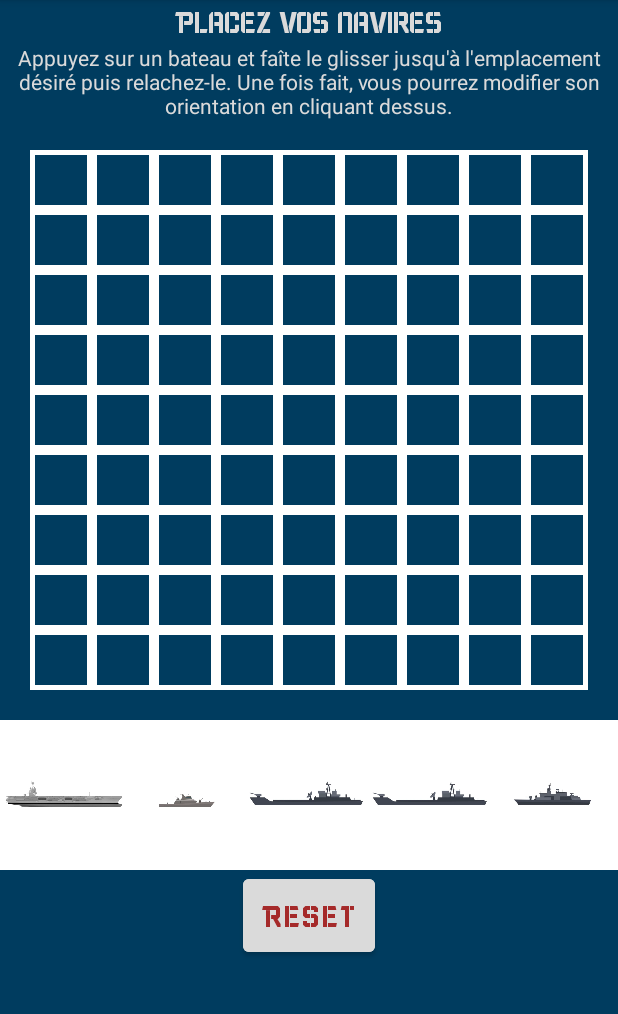
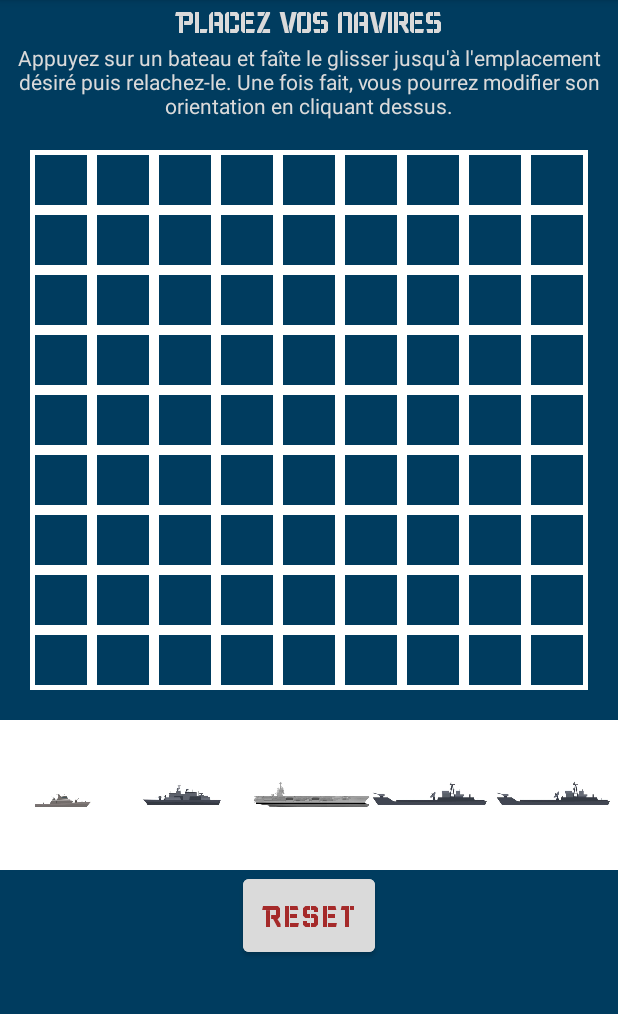
Before and after one commit to Manaaia/Bataille_navale, an Android app: the PlacementActivity screen opened directly, with no data from a screen before it, on a phone screen of 412 x 824 dp, the part 84-1098 px from its top. Run offline under Robolectric (Android 15) with nearby library versions, the phone set to English and light mode, and no system bars.

Commit message:
add Spans - PlacementActivity in progress (05112021)

```diff
--- a/app/build.gradle
+++ b/app/build.gradle
@@ -32,6 +32,7 @@ dependencies {
     implementation 'androidx.appcompat:appcompat:1.3.1'
     implementation 'com.google.android.material:material:1.4.0'
     implementation 'androidx.constraintlayout:constraintlayout:2.1.1'
+    implementation 'androidx.recyclerview:recyclerview:1.2.0'
     testImplementation 'junit:junit:4.+'
     androidTestImplementation 'androidx.test.ext:junit:1.1.3'
     androidTestImplementation 'androidx.test.espresso:espresso-core:3.4.0'
--- a/app/src/main/java/fr/afpa/bataille_navale/PlacementActivity.java
+++ b/app/src/main/java/fr/afpa/bataille_navale/PlacementActivity.java
@@ -2,6 +2,8 @@ package fr.afpa.bataille_navale;
 
 import androidx.appcompat.app.AppCompatActivity;
 import androidx.core.content.ContextCompat;
+import androidx.recyclerview.widget.GridLayoutManager;
+import androidx.recyclerview.widget.RecyclerView;
 
 import android.content.ClipData;
 import android.content.Context;
@@ -31,7 +33,8 @@ import android.widget.ImageView;
 import android.widget.LinearLayout;
 import android.widget.Toast;
 
-public class PlacementActivity extends AppCompatActivity {
+public class PlacementActivity extends AppCompatActivity  {
+
     private Boolean mDroppedIn = null;
     private View porte_avion;
     private View croiseur;
@@ -40,6 +43,7 @@ public class PlacementActivity extends AppCompatActivity {
     private View torpilleur;
     private Button button;
     private GridLayout gridStore;
+    private MyRecyclerViewAdapter adapter;
 
 
     @Override
@@ -75,15 +79,15 @@ public class PlacementActivity extends AppCompatActivity {
         layout.setRowCount(BoardSize.ROWS);
         layout.setColumnCount(BoardSize.COLUMNS);
 
-        for(int i = 0; i < 9; i++) {
+        for(int i = 1; i < BoardSize.ROWS; i++) {
             GridLayout.Spec rowSpec = GridLayout.spec(i, 1, 1);
-            for(int j = 0; j < 9; j++) {
+            for(int j = 1; j < BoardSize.COLUMNS; j++) {
                 GridLayout.Spec colSpec = GridLayout.spec(j, 1, 1);
                 LinearLayout linearLayout = new LinearLayout(new ContextThemeWrapper(this,R.style.Grid));
                 linearLayout.setLayoutParams(new ViewGroup.LayoutParams(0, 0));
-                //linearLayout.setOrientation(LinearLayout.HORIZONTAL);
+                linearLayout.setOrientation(LinearLayout.HORIZONTAL);
                 linearLayout.setId(R.id.row + i + R.id.col + j);
-                //linearLayout.setGravity(Gravity.FILL_HORIZONTAL);
+                linearLayout.setGravity(Gravity.FILL_HORIZONTAL);
                 linearLayout.setOnDragListener(new MyDragListener());
                 ImageView imageView = new ImageView(this);
                 imageView.setLayoutParams(new ViewGroup.LayoutParams(ViewGroup.LayoutParams.MATCH_PARENT, ViewGroup.LayoutParams.MATCH_PARENT));
@@ -98,6 +102,21 @@ public class PlacementActivity extends AppCompatActivity {
                 layout.addView(linearLayout, myGLP);
             }
         }
+
+        // data to populate the RecyclerView with
+        /*for(int i = 1; i <BoardSize.ROWS; i++) {
+            for(int j = 1; j < BoardSize.COLUMNS; j++) {
+
+            }
+        }*/
+       /*f String[] data = {"1", "2", "3", "4", "5", "6", "7", "8", "9", "10", "11", "12", "13", "14", "15", "16", "17", "18", "19", "20", "21", "22", "23", "24", "25", "26", "27", "28", "29", "30", "31", "32", "33", "34", "35", "36", "37", "38", "39", "40", "41", "42", "43", "44", "45", "46", "47", "48"};
+
+        // set up the RecyclerView
+        RecyclerView recyclerView = findViewById(R.id.rvNumbers);
+        int numberOfColumns = 10;
+        recyclerView.setLayoutManager(new GridLayoutManager(this, numberOfColumns));
+        adapter = new MyRecyclerViewAdapter(this, data);
+        recyclerView.setAdapter(adapter);*/
 
     }
 
--- a/app/src/main/res/layout/activity_placement.xml
+++ b/app/src/main/res/layout/activity_placement.xml
@@ -42,6 +42,15 @@
             android:layout_height="wrap_content"
             android:orientation="vertical">
 
+
+            <!-- <androidx.recyclerview.widget.RecyclerView
+                 android:id="@+id/rvNumbers"
+                 android:layout_width="match_parent"
+                 android:layout_height="400dp"
+                 android:padding="20dp"/>-->
+
+
+
              <GridLayout
                  android:id="@+id/MyGrid"
                  android:layout_width="match_parent"
@@ -52,8 +61,7 @@
                  android:paddingStart="20dp"
                  android:paddingTop="20dp"
                  android:columnCount="10"
-                android:rowCount="10"
-                android:stretchMode="columnWidth">
+                 android:rowCount="10">
 
              </GridLayout>
 
@@ -61,52 +69,67 @@
                 android:layout_width="match_parent"
                 android:layout_height="100dp"
                 android:id="@+id/StoreShips"
-                android:columnCount="5"
-                android:rowCount="1"
+                android:columnCount="6"
+                android:rowCount="6"
                 android:paddingTop="20dp"
                 android:paddingBottom="20dp"
                 android:background="@color/white"
                 android:visibility="visible">
 
                 <ImageView
+                    android:id="@+id/croiseur"
+                    android:layout_width="0dp"
+                    android:layout_height="0dp"
+                    android:contentDescription="b1"
+                    android:layout_columnWeight="1"
+                    android:layout_rowWeight="1"
+                    android:src="@drawable/croiseur"
+                    android:layout_columnSpan="1"
+                    android:layout_rowSpan="3"/>
+
+                <ImageView
+                    android:id="@+id/torpilleur"
+                    android:layout_width="0dp"
+                    android:layout_height="0dp"
+                    android:contentDescription="e1"
+                    android:layout_columnWeight="1"
+                    android:layout_rowWeight="1"
+                    android:src="@drawable/torpilleur"
+                    android:layout_columnSpan="1"
+                    android:layout_rowSpan="4"/>
+
+                <ImageView
                     android:id="@+id/porte_avion"
                     android:layout_width="0dp"
-                    android:layout_height="match_parent"
+                    android:layout_height="0dp"
+                    android:layout_rowWeight="1"
+                    android:layout_columnWeight="1"
                     android:contentDescription="a1"
-                    android:layout_columnWeight="1"
-                    android:src="@drawable/porte_avion"/>
-
-                <ImageView
-                    android:id="@+id/croiseur"
-                    android:layout_width="0dp"
-                    android:layout_height="match_parent"
-                    android:contentDescription="b1"
-                    android:layout_columnWeight="1"
-                    android:src="@drawable/croiseur"/>
+                    android:src="@drawable/porte_avion"
+                    android:layout_columnSpan="2"
+                    android:layout_rowSpan="6"/>
 
                 <ImageView
                     android:id="@+id/contre_torpilleur1"
                     android:layout_width="0dp"
-                    android:layout_height="match_parent"
+                    android:layout_height="0dp"
+                    android:layout_rowWeight="1"
+                    android:layout_columnWeight="1"
                     android:contentDescription="c1"
-                    android:layout_columnWeight="1"
-                    android:src="@drawable/contre_torpilleur"/>
+                    android:src="@drawable/contre_torpilleur"
+                    android:layout_columnSpan="1"
+                    android:layout_rowSpan="5"/>
 
                 <ImageView
                     android:id="@+id/contre_torpilleur2"
                     android:layout_width="0dp"
-                    android:layout_height="match_parent"
+                    android:layout_height="0dp"
+                    android:layout_rowWeight="1"
+                    android:layout_columnWeight="1"
                     android:contentDescription="d1"
-                    android:layout_columnWeight="1"
-                    android:src="@drawable/contre_torpilleur"/>
-
-                <ImageView
-                    android:id="@+id/torpilleur"
-                    android:layout_width="0dp"
-                    android:layout_height="match_parent"
-                    android:contentDescription="e1"
-                    android:layout_columnWeight="1"
-                    android:src="@drawable/torpilleur"/>
+                    android:src="@drawable/contre_torpilleur"
+                    android:layout_columnSpan="1"
+                    android:layout_rowSpan="5"/>
 
             </GridLayout>
         </LinearLayout>
```
Also changed, not shown: app/src/main/AndroidManifest.xml (+10 -3 lines), app/src/main/java/Cases.java (added, +21 -0 lines), app/src/main/java/fr/afpa/bataille_navale/MyRecyclerViewAdapter.java (added, +53 -0 lines), app/src/main/res/layout/cell.xml (added, +14 -0 lines). Lines whose indentation alone changed are shown as unchanged.
